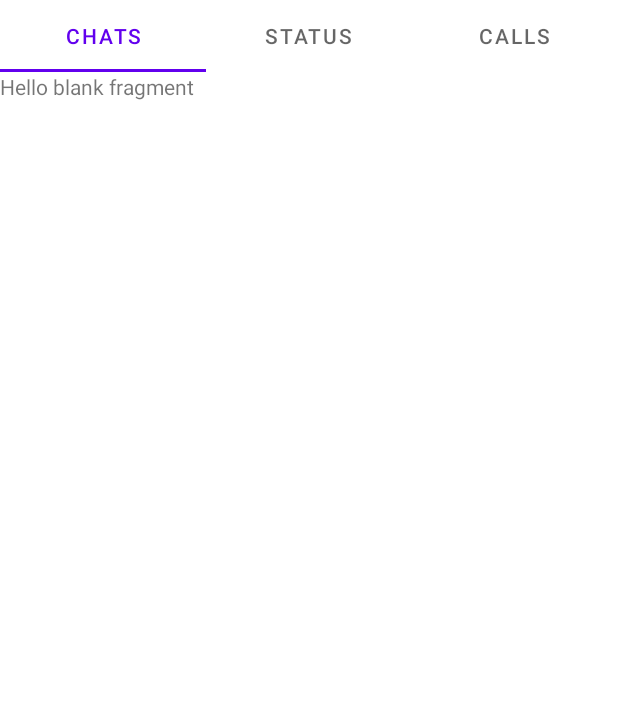
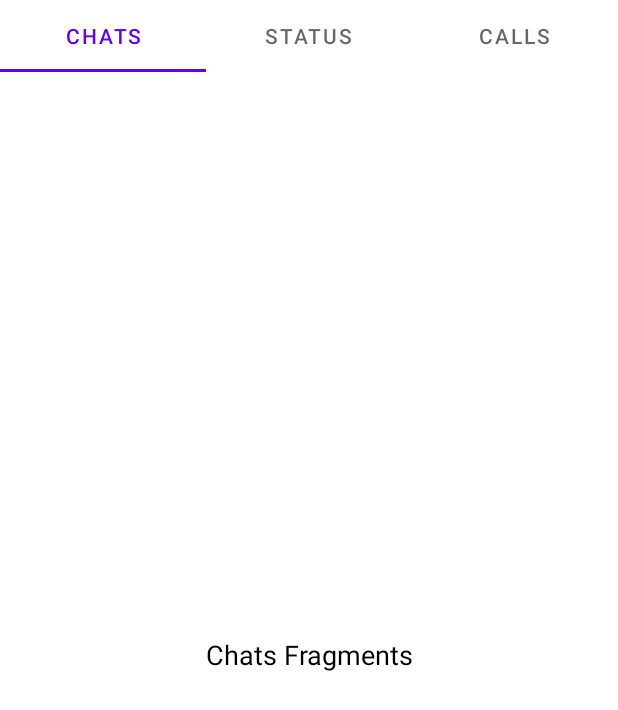
Before and after one commit to CodingEyes6/ViewPager2-Sample, an Android app: the screen it shows after launch (MainActivity), on a phone screen of 412 x 824 dp. Shown: the top 710 px of the screen. Run offline under Robolectric (Android 15) with nearby library versions, the phone set to English and light mode, and no system bars.

Commit message:
add screenshots

```diff
--- a/app/src/main/res/layout/fragment_chats.xml
+++ b/app/src/main/res/layout/fragment_chats.xml
@@ -1,5 +1,6 @@
 <?xml version="1.0" encoding="utf-8"?>
-<FrameLayout xmlns:android="http://schemas.android.com/apk/res/android"
+<androidx.constraintlayout.widget.ConstraintLayout xmlns:android="http://schemas.android.com/apk/res/android"
+    xmlns:app="http://schemas.android.com/apk/res-auto"
     xmlns:tools="http://schemas.android.com/tools"
     android:layout_width="match_parent"
     android:layout_height="match_parent"
@@ -8,7 +9,15 @@
     <!-- TODO: Update blank fragment layout -->
     <TextView
         android:layout_width="match_parent"
-        android:layout_height="match_parent"
-        android:text="@string/hello_blank_fragment" />
+        android:layout_height="wrap_content"
+        android:gravity="center"
+        android:text="Chats Fragments"
+        android:textColor="@color/black"
+        android:textSize="18sp"
+        app:layout_constraintBottom_toBottomOf="parent"
+        app:layout_constraintEnd_toEndOf="parent"
+        app:layout_constraintHorizontal_bias="0.5"
+        app:layout_constraintStart_toStartOf="parent"
+        app:layout_constraintTop_toTopOf="parent" />
 
-</FrameLayout>
+</androidx.constraintlayout.widget.ConstraintLayout>
```
Also changed, not shown: app/src/main/res/layout/fragment_calls.xml (+13 -4 lines), app/src/main/res/layout/fragment_status.xml (+13 -4 lines), 1 other file.
